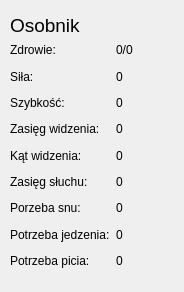
Kasia4/Artificial-life-simulator, file SpecimenWidget.ui: the form before one commit.
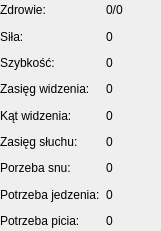
The form after the commit.

```diff
--- a/SpecimenWidget.ui
+++ b/SpecimenWidget.ui
@@ -6,31 +6,18 @@
    <rect>
     <x>0</x>
     <y>0</y>
-    <width>184</width>
-    <height>292</height>
+    <width>161</width>
+    <height>231</height>
    </rect>
   </property>
   <property name="windowTitle">
    <string>Form</string>
   </property>
-  <widget class="QLabel" name="label">
+  <widget class="QWidget" name="layoutWidget">
    <property name="geometry">
     <rect>
-     <x>10</x>
-     <y>10</y>
-     <width>81</width>
-     <height>31</height>
-    </rect>
-   </property>
-   <property name="text">
-    <string>&lt;html&gt;&lt;head/&gt;&lt;body&gt;&lt;p&gt;&lt;span style=&quot; font-size:14pt;&quot;&gt;Osobnik&lt;/span&gt;&lt;/p&gt;&lt;/body&gt;&lt;/html&gt;</string>
-   </property>
-  </widget>
-  <widget class="QWidget" name="">
-   <property name="geometry">
-    <rect>
-     <x>10</x>
-     <y>40</y>
+     <x>0</x>
+     <y>0</y>
      <width>161</width>
      <height>231</height>
     </rect>
```
